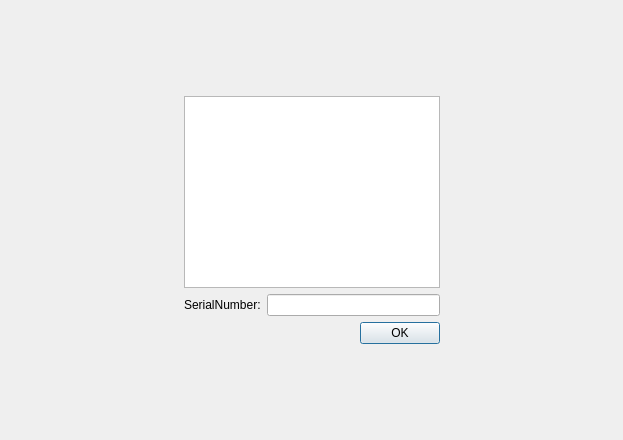
Above: ArteryTechQtProject/ArteryTechQtProject/InstallationAlignment.ui from chenfeigen/HBFlowsSrc before the change. Below: the same form after it.
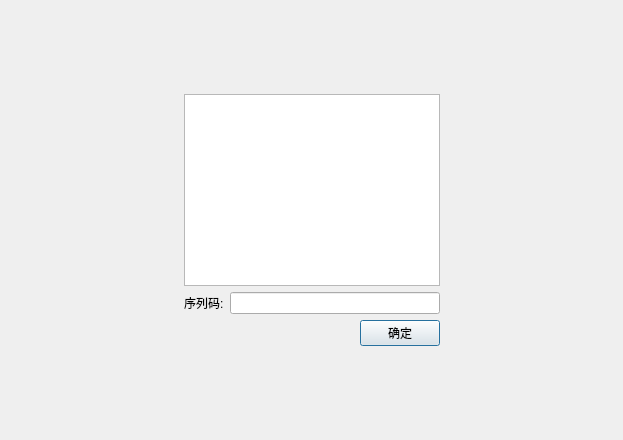
That is the form after the change.

The edit to the form file:
```diff
--- a/ArteryTechQtProject/ArteryTechQtProject/InstallationAlignment.ui
+++ b/ArteryTechQtProject/ArteryTechQtProject/InstallationAlignment.ui
@@ -54,7 +54,7 @@
            <item>
             <widget class="QLabel" name="label">
              <property name="text">
-              <string>SerialNumber:</string>
+              <string>序列码:</string>
              </property>
             </widget>
            </item>
@@ -81,7 +81,7 @@
            <item>
             <widget class="QPushButton" name="pushButton">
              <property name="text">
-              <string>OK</string>
+              <string>确定</string>
              </property>
             </widget>
            </item>
```
